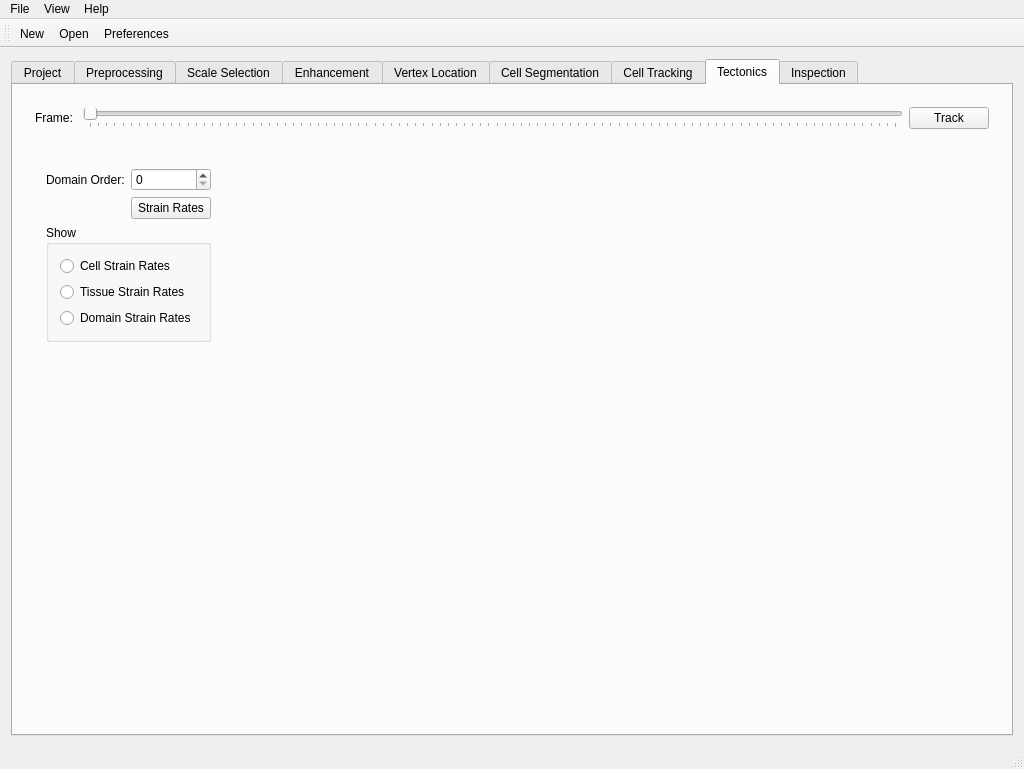
Qt form GUI/NewGUI/tttmainwindow.ui (morganrcu/TTT) before a commit.
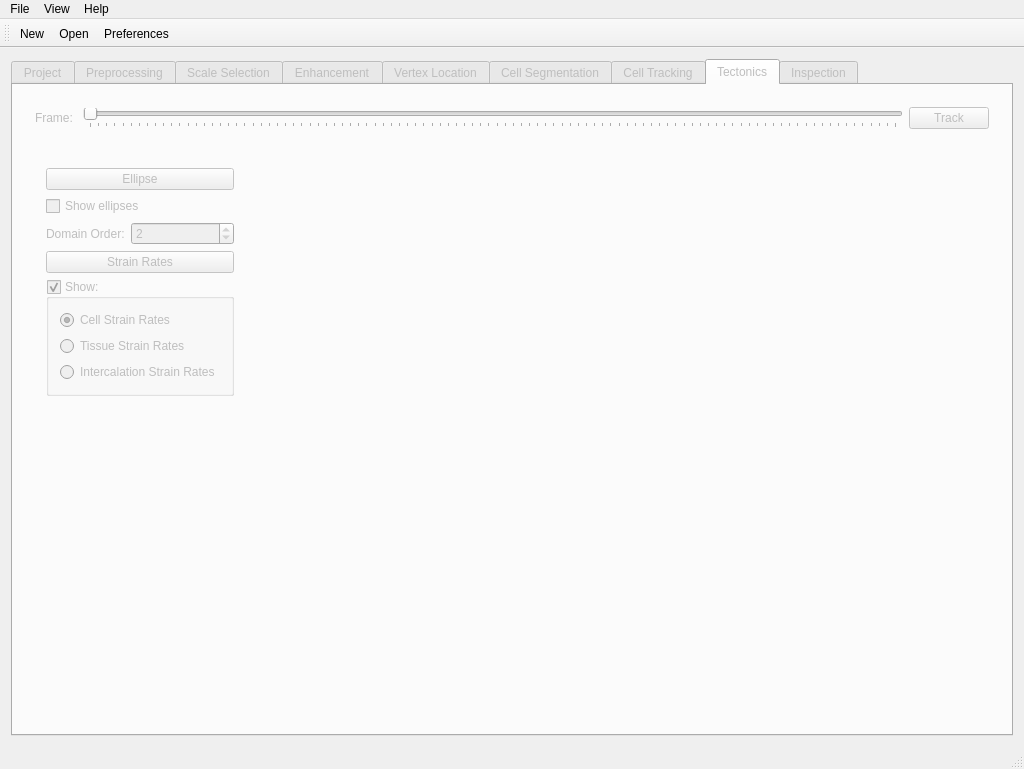
The same form after that commit. The open tabs and pages were chosen to show the change. Icons and pictures are not drawn. Custom widgets are drawn as their Qt base class.

```diff
--- a/GUI/NewGUI/tttmainwindow.ui
+++ b/GUI/NewGUI/tttmainwindow.ui
@@ -11,12 +11,22 @@
    </rect>
   </property>
   <property name="windowTitle">
-   <string>TTTMainWindow</string>
+   <string>TTT is a Tissue Tracker</string>
+  </property>
+  <property name="windowIcon">
+   <iconset>
+    <normaloff>../../../../../Pictures/ttticon.png</normaloff>../../../../../Pictures/ttticon.png</iconset>
+  </property>
+  <property name="autoFillBackground">
+   <bool>true</bool>
   </property>
   <widget class="QWidget" name="centralWidget">
    <layout class="QVBoxLayout" name="verticalLayout_12">
     <item>
      <widget class="QTabWidget" name="stepsTabs">
+      <property name="enabled">
+       <bool>false</bool>
+      </property>
       <property name="currentIndex">
        <number>0</number>
       </property>
@@ -1054,20 +1064,27 @@
               <property name="fieldGrowthPolicy">
                <enum>QFormLayout::AllNonFixedFieldsGrow</enum>
               </property>
-              <item row="0" column="0">
+              <item row="2" column="0">
                <widget class="QLabel" name="label">
                 <property name="text">
                  <string>Domain Order:</string>
                 </property>
                </widget>
               </item>
-              <item row="0" column="1">
-               <widget class="QSpinBox" name="spinBox"/>
+              <item row="2" column="1">
+               <widget class="QSpinBox" name="domainOrderSpinBox">
+                <property name="value">
+                 <number>2</number>
+                </property>
+               </widget>
               </item>
-              <item row="2" column="0" colspan="2">
-               <widget class="QGroupBox" name="groupBox_2">
+              <item row="4" column="0" colspan="2">
+               <widget class="QGroupBox" name="showStrainRateGroupbox">
                 <property name="title">
-                 <string>Show</string>
+                 <string>Show:</string>
+                </property>
+                <property name="checkable">
+                 <bool>true</bool>
                 </property>
                 <layout class="QVBoxLayout" name="verticalLayout_18">
                  <item>
@@ -1075,6 +1092,9 @@
                    <property name="text">
                     <string>Cell Strain Rates</string>
                    </property>
+                   <property name="checked">
+                    <bool>true</bool>
+                   </property>
                   </widget>
                  </item>
                  <item>
@@ -1087,20 +1107,34 @@
                  <item>
                   <widget class="QRadioButton" name="radioButton_3">
                    <property name="text">
-                    <string>Domain Strain Rates</string>
+                    <string>Intercalation Strain Rates</string>
                    </property>
                   </widget>
                  </item>
                 </layout>
                </widget>
               </item>
-              <item row="1" column="1">
-               <widget class="QPushButton" name="pushButton">
+              <item row="0" column="0" colspan="2">
+               <widget class="QPushButton" name="computeEllipse">
+                <property name="text">
+                 <string>Ellipse</string>
+                </property>
+               </widget>
+              </item>
+              <item row="3" column="0" colspan="2">
+               <widget class="QPushButton" name="computeStrainRates">
                 <property name="text">
                  <string>Strain Rates</string>
                 </property>
                </widget>
               </item>
+              <item row="1" column="0" colspan="2">
+               <widget class="QCheckBox" name="showEllipsesCBox">
+                <property name="text">
+                 <string>Show ellipses</string>
+                </property>
+               </widget>
+              </item>
              </layout>
             </widget>
            </item>
```
Left out of the diff: 44 changed lines with no effect on the pictures.
